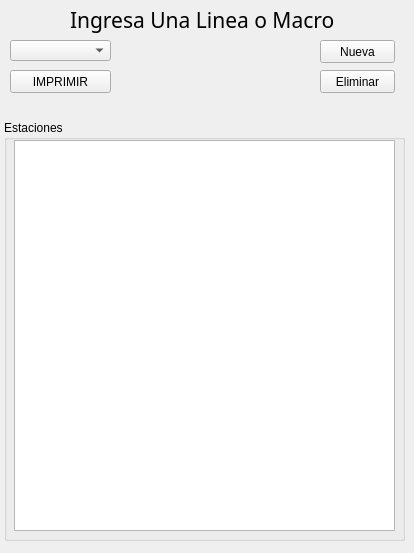
First picture: the form in Interfaces/TfrmPrincipal.ui, repository DemonSlayer5768/Sistema-Tranporte-GDL, before the edit.
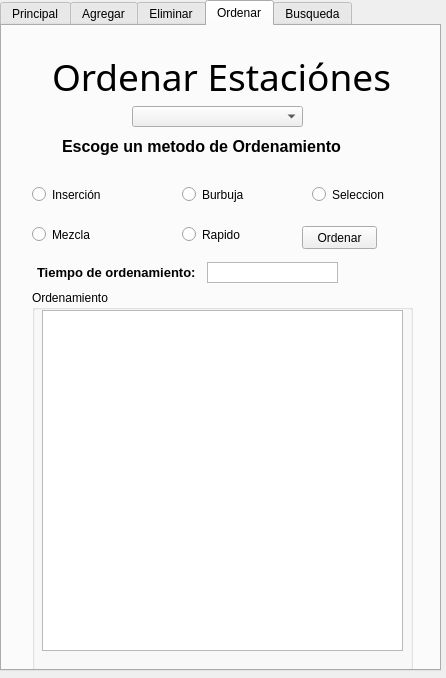
Second picture: the form after the edit. The open tabs and pages were chosen to show the change.

Patch:
```diff
--- a/Interfaces/TfrmPrincipal.ui
+++ b/Interfaces/TfrmPrincipal.ui
@@ -6,118 +6,605 @@
    <rect>
     <x>0</x>
     <y>0</y>
-    <width>414</width>
-    <height>553</height>
+    <width>446</width>
+    <height>678</height>
    </rect>
   </property>
   <property name="minimumSize">
    <size>
-    <width>414</width>
-    <height>553</height>
+    <width>446</width>
+    <height>678</height>
    </size>
   </property>
   <property name="maximumSize">
    <size>
-    <width>414</width>
-    <height>553</height>
+    <width>446</width>
+    <height>678</height>
    </size>
   </property>
   <property name="windowTitle">
    <string>Form</string>
   </property>
-  <widget class="QLabel" name="label">
+  <widget class="QWidget" name="gridLayoutWidget">
    <property name="geometry">
     <rect>
-     <x>70</x>
-     <y>4</y>
-     <width>291</width>
-     <height>31</height>
+     <x>0</x>
+     <y>0</y>
+     <width>441</width>
+     <height>671</height>
     </rect>
    </property>
-   <property name="font">
-    <font>
-     <family>Microsoft JhengHei</family>
-     <pointsize>16</pointsize>
-    </font>
-   </property>
-   <property name="autoFillBackground">
-    <bool>false</bool>
-   </property>
-   <property name="text">
-    <string>Ingresa Una Linea o Macro</string>
-   </property>
-  </widget>
-  <widget class="QComboBox" name="comboBox">
-   <property name="geometry">
-    <rect>
-     <x>10</x>
-     <y>40</y>
-     <width>101</width>
-     <height>21</height>
-    </rect>
-   </property>
-  </widget>
-  <widget class="QGroupBox" name="groupBox">
-   <property name="geometry">
-    <rect>
-     <x>4</x>
-     <y>120</y>
-     <width>401</width>
-     <height>421</height>
-    </rect>
-   </property>
-   <property name="title">
-    <string>Estaciones</string>
-   </property>
-   <widget class="QListView" name="listView">
-    <property name="geometry">
-     <rect>
-      <x>10</x>
-      <y>20</y>
-      <width>381</width>
-      <height>391</height>
-     </rect>
-    </property>
-   </widget>
-  </widget>
-  <widget class="QPushButton" name="btn_BuscarEstacion">
-   <property name="geometry">
-    <rect>
-     <x>10</x>
-     <y>70</y>
-     <width>101</width>
-     <height>23</height>
-    </rect>
-   </property>
-   <property name="text">
-    <string>IMPRIMIR</string>
-   </property>
-  </widget>
-  <widget class="QPushButton" name="btn_creaEstacion">
-   <property name="geometry">
-    <rect>
-     <x>320</x>
-     <y>40</y>
-     <width>75</width>
-     <height>23</height>
-    </rect>
-   </property>
-   <property name="text">
-    <string>Nueva</string>
-   </property>
-  </widget>
-  <widget class="QPushButton" name="btn_Eliminar_Estacion">
-   <property name="geometry">
-    <rect>
-     <x>320</x>
-     <y>70</y>
-     <width>75</width>
-     <height>23</height>
-    </rect>
-   </property>
-   <property name="text">
-    <string>Eliminar</string>
-   </property>
+   <layout class="QGridLayout" name="gridLayout">
+    <item row="0" column="0">
+     <widget class="QTabWidget" name="tabWidget">
+      <property name="currentIndex">
+       <number>0</number>
+      </property>
+      <widget class="QWidget" name="Principal">
+       <attribute name="title">
+        <string>Principal</string>
+       </attribute>
+       <widget class="QComboBox" name="comboBox">
+        <property name="geometry">
+         <rect>
+          <x>40</x>
+          <y>110</y>
+          <width>181</width>
+          <height>21</height>
+         </rect>
+        </property>
+       </widget>
+       <widget class="QPushButton" name="btn_BuscarEstacion">
+        <property name="geometry">
+         <rect>
+          <x>270</x>
+          <y>110</y>
+          <width>101</width>
+          <height>23</height>
+         </rect>
+        </property>
+        <property name="text">
+         <string>IMPRIMIR</string>
+        </property>
+       </widget>
+       <widget class="QGroupBox" name="groupBox">
+        <property name="geometry">
+         <rect>
+          <x>20</x>
+          <y>180</y>
+          <width>401</width>
+          <height>441</height>
+         </rect>
+        </property>
+        <property name="title">
+         <string>Estaciones</string>
+        </property>
+        <widget class="QListView" name="listView">
+         <property name="geometry">
+          <rect>
+           <x>10</x>
+           <y>20</y>
+           <width>381</width>
+           <height>411</height>
+          </rect>
+         </property>
+        </widget>
+       </widget>
+       <widget class="QLabel" name="label_3">
+        <property name="geometry">
+         <rect>
+          <x>120</x>
+          <y>20</y>
+          <width>201</width>
+          <height>51</height>
+         </rect>
+        </property>
+        <property name="font">
+         <font>
+          <family>MV Boli</family>
+          <pointsize>28</pointsize>
+         </font>
+        </property>
+        <property name="text">
+         <string>Estaciones</string>
+        </property>
+       </widget>
+      </widget>
+      <widget class="QWidget" name="AgregarEstaciones">
+       <attribute name="title">
+        <string>Agregar</string>
+       </attribute>
+       <widget class="QLabel" name="label_nombre">
+        <property name="geometry">
+         <rect>
+          <x>35</x>
+          <y>130</y>
+          <width>121</width>
+          <height>31</height>
+         </rect>
+        </property>
+        <property name="font">
+         <font>
+          <family>Arial</family>
+          <pointsize>12</pointsize>
+          <weight>75</weight>
+          <bold>true</bold>
+         </font>
+        </property>
+        <property name="text">
+         <string>Nombre:</string>
+        </property>
+       </widget>
+       <widget class="QLineEdit" name="Tedit_Siguiente">
+        <property name="geometry">
+         <rect>
+          <x>190</x>
+          <y>280</y>
+          <width>200</width>
+          <height>31</height>
+         </rect>
+        </property>
+       </widget>
+       <widget class="QLineEdit" name="Tedit_Linea">
+        <property name="geometry">
+         <rect>
+          <x>189</x>
+          <y>186</y>
+          <width>200</width>
+          <height>31</height>
+         </rect>
+        </property>
+       </widget>
+       <widget class="QLabel" name="label_direccion">
+        <property name="geometry">
+         <rect>
+          <x>35</x>
+          <y>230</y>
+          <width>151</width>
+          <height>31</height>
+         </rect>
+        </property>
+        <property name="font">
+         <font>
+          <family>Arial</family>
+          <pointsize>12</pointsize>
+          <weight>75</weight>
+          <bold>true</bold>
+         </font>
+        </property>
+        <property name="text">
+         <string>Estacion Anterior:</string>
+        </property>
+       </widget>
+       <widget class="QLabel" name="label_2">
+        <property name="geometry">
+         <rect>
+          <x>70</x>
+          <y>35</y>
+          <width>301</width>
+          <height>41</height>
+         </rect>
+        </property>
+        <property name="font">
+         <font>
+          <family>MV Boli</family>
+          <pointsize>28</pointsize>
+         </font>
+        </property>
+        <property name="text">
+         <string>Agregar Estación</string>
+        </property>
+       </widget>
+       <widget class="QLineEdit" name="Tedit_Nombre">
+        <property name="geometry">
+         <rect>
+          <x>189</x>
+          <y>134</y>
+          <width>200</width>
+          <height>31</height>
+         </rect>
+        </property>
+       </widget>
+       <widget class="QLabel" name="label_linea">
+        <property name="geometry">
+         <rect>
+          <x>35</x>
+          <y>180</y>
+          <width>121</width>
+          <height>31</height>
+         </rect>
+        </property>
+        <property name="font">
+         <font>
+          <family>Arial</family>
+          <pointsize>12</pointsize>
+          <weight>75</weight>
+          <bold>true</bold>
+         </font>
+        </property>
+        <property name="text">
+         <string>Línea:</string>
+        </property>
+       </widget>
+       <widget class="QLineEdit" name="Tedit_Anterior">
+        <property name="geometry">
+         <rect>
+          <x>189</x>
+          <y>235</y>
+          <width>200</width>
+          <height>31</height>
+         </rect>
+        </property>
+       </widget>
+       <widget class="QPushButton" name="btn_guardar">
+        <property name="geometry">
+         <rect>
+          <x>80</x>
+          <y>470</y>
+          <width>281</width>
+          <height>41</height>
+         </rect>
+        </property>
+        <property name="text">
+         <string>Guardar</string>
+        </property>
+       </widget>
+       <widget class="QLabel" name="label_direccion_2">
+        <property name="geometry">
+         <rect>
+          <x>35</x>
+          <y>280</y>
+          <width>151</width>
+          <height>31</height>
+         </rect>
+        </property>
+        <property name="font">
+         <font>
+          <family>Arial</family>
+          <pointsize>12</pointsize>
+          <weight>75</weight>
+          <bold>true</bold>
+         </font>
+        </property>
+        <property name="text">
+         <string>Estacion Siguiente:</string>
+        </property>
+       </widget>
+      </widget>
+      <widget class="QWidget" name="EliminarEstacion">
+       <attribute name="title">
+        <string>Eliminar</string>
+       </attribute>
+       <widget class="QLabel" name="label_4">
+        <property name="geometry">
+         <rect>
+          <x>60</x>
+          <y>30</y>
+          <width>301</width>
+          <height>41</height>
+         </rect>
+        </property>
+        <property name="font">
+         <font>
+          <family>MV Boli</family>
+          <pointsize>28</pointsize>
+         </font>
+        </property>
+        <property name="text">
+         <string>Elminar Estación</string>
+        </property>
+       </widget>
+       <widget class="QLabel" name="label_6">
+        <property name="geometry">
+         <rect>
+          <x>91</x>
+          <y>114</y>
+          <width>249</width>
+          <height>39</height>
+         </rect>
+        </property>
+        <property name="font">
+         <font>
+          <pointsize>12</pointsize>
+          <weight>75</weight>
+          <bold>true</bold>
+         </font>
+        </property>
+        <property name="text">
+         <string>&lt;html&gt;&lt;head/&gt;&lt;body&gt;&lt;p align=&quot;center&quot;&gt;&lt;span style=&quot; font-weight:400;&quot;&gt;ELIMINAR LINEA O MACRO&lt;/span&gt;&lt;/p&gt;&lt;/body&gt;&lt;/html&gt;</string>
+        </property>
+       </widget>
+       <widget class="QComboBox" name="cmb_Linea">
+        <property name="geometry">
+         <rect>
+          <x>111</x>
+          <y>164</y>
+          <width>211</width>
+          <height>20</height>
+         </rect>
+        </property>
+       </widget>
+       <widget class="QPushButton" name="btnEliminar_Linea">
+        <property name="geometry">
+         <rect>
+          <x>111</x>
+          <y>204</y>
+          <width>211</width>
+          <height>23</height>
+         </rect>
+        </property>
+        <property name="text">
+         <string>Eliminar Linea</string>
+        </property>
+       </widget>
+       <widget class="QLabel" name="label_5">
+        <property name="geometry">
+         <rect>
+          <x>91</x>
+          <y>304</y>
+          <width>209</width>
+          <height>39</height>
+         </rect>
+        </property>
+        <property name="font">
+         <font>
+          <pointsize>12</pointsize>
+          <weight>75</weight>
+          <bold>true</bold>
+         </font>
+        </property>
+        <property name="text">
+         <string>&lt;html&gt;&lt;head/&gt;&lt;body&gt;&lt;p align=&quot;center&quot;&gt;&lt;span style=&quot; font-weight:400;&quot;&gt;ELIMINAR ESTACION&lt;/span&gt;&lt;/p&gt;&lt;/body&gt;&lt;/html&gt;</string>
+        </property>
+       </widget>
+       <widget class="QComboBox" name="cmb_Estacion">
+        <property name="geometry">
+         <rect>
+          <x>111</x>
+          <y>354</y>
+          <width>209</width>
+          <height>20</height>
+         </rect>
+        </property>
+       </widget>
+       <widget class="QPushButton" name="btnEliminar_Estacion">
+        <property name="geometry">
+         <rect>
+          <x>111</x>
+          <y>394</y>
+          <width>209</width>
+          <height>23</height>
+         </rect>
+        </property>
+        <property name="text">
+         <string>Eliminar Estacion</string>
+        </property>
+       </widget>
+      </widget>
+      <widget class="QWidget" name="Ordenamientos">
+       <attribute name="title">
+        <string>Ordenar</string>
+       </attribute>
+       <widget class="QLabel" name="label_7">
+        <property name="geometry">
+         <rect>
+          <x>50</x>
+          <y>30</y>
+          <width>341</width>
+          <height>41</height>
+         </rect>
+        </property>
+        <property name="font">
+         <font>
+          <family>MV Boli</family>
+          <pointsize>28</pointsize>
+         </font>
+        </property>
+        <property name="text">
+         <string>Ordenar Estaciónes</string>
+        </property>
+       </widget>
+       <widget class="QLabel" name="label">
+        <property name="geometry">
+         <rect>
+          <x>60</x>
+          <y>100</y>
+          <width>301</width>
+          <height>41</height>
+         </rect>
+        </property>
+        <property name="font">
+         <font>
+          <pointsize>12</pointsize>
+          <weight>75</weight>
+          <bold>true</bold>
+         </font>
+        </property>
+        <property name="text">
+         <string>Escoge un metodo de Ordenamiento</string>
+        </property>
+       </widget>
+       <widget class="QRadioButton" name="rBtn_Insercion">
+        <property name="geometry">
+         <rect>
+          <x>30</x>
+          <y>160</y>
+          <width>82</width>
+          <height>17</height>
+         </rect>
+        </property>
+        <property name="font">
+         <font>
+          <weight>50</weight>
+          <bold>false</bold>
+         </font>
+        </property>
+        <property name="text">
+         <string>Inserción</string>
+        </property>
+       </widget>
+       <widget class="QRadioButton" name="rBtn_Burbuja">
+        <property name="geometry">
+         <rect>
+          <x>180</x>
+          <y>160</y>
+          <width>82</width>
+          <height>17</height>
+         </rect>
+        </property>
+        <property name="text">
+         <string>Burbuja</string>
+        </property>
+       </widget>
+       <widget class="QRadioButton" name="rBtn_Seleccion">
+        <property name="geometry">
+         <rect>
+          <x>310</x>
+          <y>160</y>
+          <width>82</width>
+          <height>17</height>
+         </rect>
+        </property>
+        <property name="text">
+         <string>Seleccion</string>
+        </property>
+       </widget>
+       <widget class="QRadioButton" name="rBtn_Mezcla">
+        <property name="geometry">
+         <rect>
+          <x>30</x>
+          <y>200</y>
+          <width>82</width>
+          <height>17</height>
+         </rect>
+        </property>
+        <property name="text">
+         <string>Mezcla</string>
+        </property>
+       </widget>
+       <widget class="QRadioButton" name="rBtn_Rapido">
+        <property name="geometry">
+         <rect>
+          <x>180</x>
+          <y>200</y>
+          <width>82</width>
+          <height>17</height>
+         </rect>
+        </property>
+        <property name="text">
+         <string>Rapido</string>
+        </property>
+       </widget>
+       <widget class="QGroupBox" name="groupBox_2">
+        <property name="geometry">
+         <rect>
+          <x>30</x>
+          <y>264</y>
+          <width>381</width>
+          <height>381</height>
+         </rect>
+        </property>
+        <property name="title">
+         <string>Ordenamiento</string>
+        </property>
+        <widget class="QListView" name="listView_Ordenamiento">
+         <property name="geometry">
+          <rect>
+           <x>10</x>
+           <y>20</y>
+           <width>361</width>
+           <height>341</height>
+          </rect>
+         </property>
+        </widget>
+       </widget>
+       <widget class="QPushButton" name="btn_Ordenar">
+        <property name="geometry">
+         <rect>
+          <x>300</x>
+          <y>200</y>
+          <width>75</width>
+          <height>23</height>
+         </rect>
+        </property>
+        <property name="text">
+         <string>Ordenar</string>
+        </property>
+       </widget>
+       <widget class="QComboBox" name="cmb_OrdenarLineas">
+        <property name="geometry">
+         <rect>
+          <x>130</x>
+          <y>80</y>
+          <width>171</width>
+          <height>21</height>
+         </rect>
+        </property>
+       </widget>
+       <widget class="QTextEdit" name="txtEdit_Time">
+        <property name="geometry">
+         <rect>
+          <x>205</x>
+          <y>236</y>
+          <width>131</width>
+          <height>21</height>
+         </rect>
+        </property>
+        <property name="verticalScrollBarPolicy">
+         <enum>Qt::ScrollBarAlwaysOff</enum>
+        </property>
+        <property name="readOnly">
+         <bool>true</bool>
+        </property>
+       </widget>
+       <widget class="QLabel" name="label_9">
+        <property name="geometry">
+         <rect>
+          <x>35</x>
+          <y>236</y>
+          <width>171</width>
+          <height>20</height>
+         </rect>
+        </property>
+        <property name="font">
+         <font>
+          <pointsize>10</pointsize>
+          <weight>75</weight>
+          <bold>true</bold>
+         </font>
+        </property>
+        <property name="text">
+         <string>Tiempo de ordenamiento:</string>
+        </property>
+       </widget>
+      </widget>
+      <widget class="QWidget" name="AlgoritmosBusqueda">
+       <attribute name="title">
+        <string>Busqueda</string>
+       </attribute>
+       <widget class="QLabel" name="label_8">
+        <property name="geometry">
+         <rect>
+          <x>60</x>
+          <y>20</y>
+          <width>341</width>
+          <height>41</height>
+         </rect>
+        </property>
+        <property name="font">
+         <font>
+          <family>MV Boli</family>
+          <pointsize>28</pointsize>
+         </font>
+        </property>
+        <property name="text">
+         <string>Buscar Estaciónes</string>
+        </property>
+       </widget>
+      </widget>
+     </widget>
+    </item>
+   </layout>
   </widget>
  </widget>
  <resources/>
```
